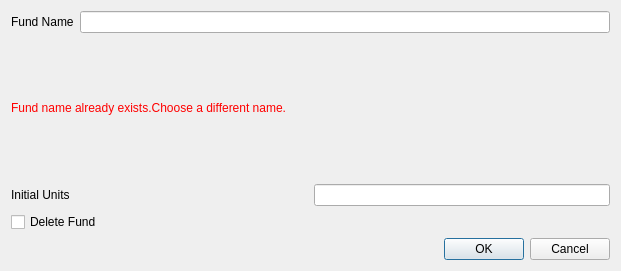
Old version of the form ui_files/add_fund.ui in the repository Llaves/Unitization.
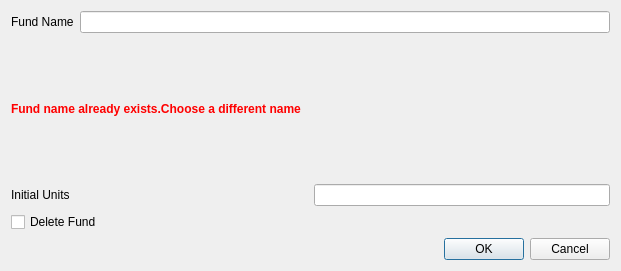
New version of the form.

Commit message: Add errors when attempting to reuse Fund or Account name

Diff of the .ui file:
```diff
--- a/ui_files/add_fund.ui
+++ b/ui_files/add_fund.ui
@@ -42,10 +42,10 @@
         <bool>false</bool>
        </property>
        <property name="styleSheet">
-        <string notr="true">color: red;</string>
+        <string notr="true">color: red; font-weight: bold;</string>
        </property>
        <property name="text">
-        <string>&lt;html&gt;&lt;head/&gt;&lt;body&gt;&lt;p&gt;Fund name already exists.Choose a different name.&lt;/p&gt;&lt;/body&gt;&lt;/html&gt;</string>
+        <string>Fund name already exists.Choose a different name</string>
        </property>
        <property name="wordWrap">
         <bool>true</bool>
```
The commit also changes 4 other files.
